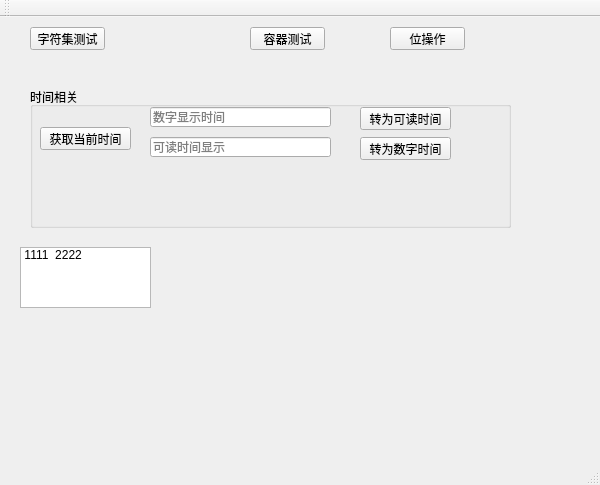
Above: QtBase/qtbase.ui from hechengjin/cpp before the change. Below: the same form after it.
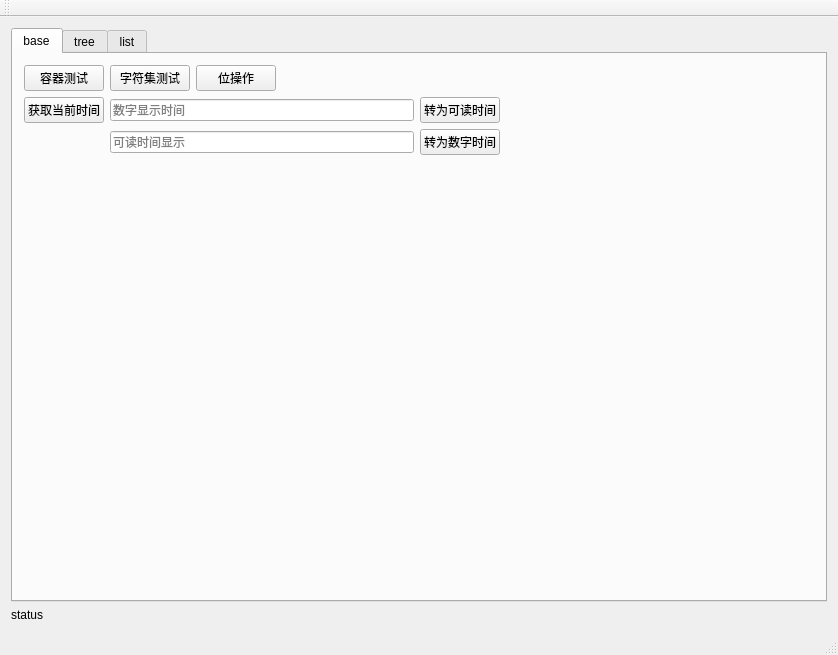
That is the form after the change. The open tabs and pages were chosen to show the change.

Commit message: 调整布局和代码结构

Diff of the .ui file:
```diff
--- a/QtBase/qtbase.ui
+++ b/QtBase/qtbase.ui
@@ -6,123 +6,162 @@
    <rect>
     <x>0</x>
     <y>0</y>
-    <width>600</width>
-    <height>485</height>
+    <width>838</width>
+    <height>655</height>
    </rect>
   </property>
+  <property name="sizePolicy">
+   <sizepolicy hsizetype="Expanding" vsizetype="Expanding">
+    <horstretch>0</horstretch>
+    <verstretch>0</verstretch>
+   </sizepolicy>
+  </property>
   <property name="windowTitle">
    <string>QtBase</string>
   </property>
   <widget class="QWidget" name="centralWidget">
+   <layout class="QVBoxLayout" name="verticalLayout_3">
+    <item>
+     <layout class="QVBoxLayout" name="verticalLayout_2">
+      <item>
+       <widget class="QTabWidget" name="tabWidget">
+        <property name="currentIndex">
+         <number>1</number>
+        </property>
+        <widget class="QWidget" name="tab">
+         <attribute name="title">
+          <string>base</string>
+         </attribute>
+         <widget class="QWidget" name="verticalLayoutWidget">
+          <property name="geometry">
+           <rect>
+            <x>0</x>
+            <y>0</y>
+            <width>801</width>
+            <height>511</height>
+           </rect>
+          </property>
+          <layout class="QVBoxLayout" name="verticalLayout">
+           <item>
+            <layout class="QGridLayout" name="gridLayout_2">
+             <item row="0" column="3">
+              <widget class="QPushButton" name="bitPushButton">
+               <property name="text">
+                <string>位操作</string>
+               </property>
+              </widget>
+             </item>
+             <item row="0" column="2">
    <widget class="QPushButton" name="charSetTestPushButton">
-    <property name="geometry">
-     <rect>
-      <x>30</x>
-      <y>10</y>
-      <width>75</width>
-      <height>23</height>
-     </rect>
-    </property>
     <property name="text">
      <string>字符集测试</string>
     </property>
    </widget>
+             </item>
+             <item row="0" column="0">
    <widget class="QPushButton" name="containerPushButton">
-    <property name="geometry">
-     <rect>
-      <x>250</x>
-      <y>10</y>
-      <width>75</width>
-      <height>23</height>
-     </rect>
-    </property>
     <property name="text">
      <string>容器测试</string>
     </property>
    </widget>
-   <widget class="QPushButton" name="getCurTimePushButton">
-    <property name="geometry">
-     <rect>
-      <x>40</x>
-      <y>110</y>
-      <width>91</width>
-      <height>23</height>
-     </rect>
-    </property>
+             </item>
+             <item row="0" column="4">
+              <spacer name="horizontalSpacer">
+               <property name="orientation">
+                <enum>Qt::Horizontal</enum>
+               </property>
+               <property name="sizeHint" stdset="0">
+                <size>
+                 <width>40</width>
+                 <height>20</height>
+                </size>
+               </property>
+              </spacer>
+             </item>
+            </layout>
+           </item>
+           <item>
+            <layout class="QGridLayout" name="gridLayout" rowstretch="0,0">
+             <item row="1" column="3">
+              <widget class="QPushButton" name="toNumberTimePushButton">
     <property name="text">
-     <string>获取当前时间</string>
-    </property>
-   </widget>
+                <string>转为数字时间</string>
+               </property>
+              </widget>
+             </item>
+             <item row="0" column="3">
+              <widget class="QPushButton" name="toReadTimePushButton">
+               <property name="text">
+                <string>转为可读时间</string>
+               </property>
+              </widget>
+             </item>
+             <item row="0" column="1">
    <widget class="QLineEdit" name="numberTimeLineEdit">
-    <property name="geometry">
-     <rect>
-      <x>150</x>
-      <y>90</y>
-      <width>181</width>
-      <height>20</height>
-     </rect>
-    </property>
     <property name="placeholderText">
      <string>数字显示时间</string>
     </property>
    </widget>
+             </item>
+             <item row="0" column="0">
+              <widget class="QPushButton" name="getCurTimePushButton">
+               <property name="text">
+                <string>获取当前时间</string>
+               </property>
+              </widget>
+             </item>
+             <item row="1" column="1">
    <widget class="QLineEdit" name="readTimeLineEdit">
-    <property name="geometry">
-     <rect>
-      <x>150</x>
-      <y>120</y>
-      <width>181</width>
-      <height>20</height>
-     </rect>
-    </property>
     <property name="placeholderText">
      <string>可读时间显示</string>
     </property>
    </widget>
-   <widget class="QPushButton" name="toReadTimePushButton">
-    <property name="geometry">
-     <rect>
-      <x>360</x>
-      <y>90</y>
-      <width>91</width>
-      <height>23</height>
-     </rect>
-    </property>
-    <property name="text">
-     <string>转为可读时间</string>
-    </property>
-   </widget>
-   <widget class="QPushButton" name="toNumberTimePushButton">
-    <property name="geometry">
-     <rect>
-      <x>360</x>
-      <y>120</y>
-      <width>91</width>
-      <height>23</height>
-     </rect>
-    </property>
-    <property name="text">
-     <string>转为数字时间</string>
-    </property>
-   </widget>
-   <widget class="QGroupBox" name="groupBox">
-    <property name="geometry">
-     <rect>
-      <x>30</x>
-      <y>70</y>
-      <width>481</width>
-      <height>141</height>
-     </rect>
-    </property>
-    <property name="title">
-     <string>时间相关</string>
-    </property>
-   </widget>
+             </item>
+             <item row="0" column="4">
+              <spacer name="horizontalSpacer_2">
+               <property name="orientation">
+                <enum>Qt::Horizontal</enum>
+               </property>
+               <property name="sizeHint" stdset="0">
+                <size>
+                 <width>40</width>
+                 <height>20</height>
+                </size>
+               </property>
+              </spacer>
+             </item>
+            </layout>
+           </item>
+           <item>
+            <spacer name="verticalSpacer_2">
+             <property name="orientation">
+              <enum>Qt::Vertical</enum>
+             </property>
+             <property name="sizeHint" stdset="0">
+              <size>
+               <width>20</width>
+               <height>40</height>
+              </size>
+             </property>
+            </spacer>
+           </item>
+          </layout>
+         </widget>
+        </widget>
+        <widget class="QWidget" name="tab_2">
+         <attribute name="title">
+          <string>tree</string>
+         </attribute>
+        </widget>
+        <widget class="QWidget" name="tab_3">
+         <attribute name="title">
+          <string>list</string>
+         </attribute>
    <widget class="QListWidget" name="listWidget">
     <property name="geometry">
      <rect>
-      <x>20</x>
-      <y>230</y>
+            <x>100</x>
+            <y>30</y>
       <width>131</width>
       <height>61</height>
      </rect>
@@ -141,29 +180,19 @@
      </property>
     </item>
    </widget>
-   <widget class="QPushButton" name="bitPushButton">
-    <property name="geometry">
-     <rect>
-      <x>390</x>
-      <y>10</y>
-      <width>75</width>
-      <height>23</height>
-     </rect>
-    </property>
+        </widget>
+       </widget>
+      </item>
+      <item>
+       <widget class="QLabel" name="label">
     <property name="text">
-     <string>位操作</string>
-    </property>
-   </widget>
-   <zorder>groupBox</zorder>
-   <zorder>charSetTestPushButton</zorder>
-   <zorder>containerPushButton</zorder>
-   <zorder>getCurTimePushButton</zorder>
-   <zorder>numberTimeLineEdit</zorder>
-   <zorder>readTimeLineEdit</zorder>
-   <zorder>toReadTimePushButton</zorder>
-   <zorder>toNumberTimePushButton</zorder>
-   <zorder>listWidget</zorder>
-   <zorder>bitPushButton</zorder>
+         <string>status</string>
+        </property>
+       </widget>
+      </item>
+     </layout>
+    </item>
+   </layout>
   </widget>
   <widget class="QMenuBar" name="menuBar">
    <property name="geometry">
```
Left out of the diff: 2 changed lines with no effect on the pictures. Lines whose indentation alone changed are shown as unchanged. The commit also changes 1 other file.
